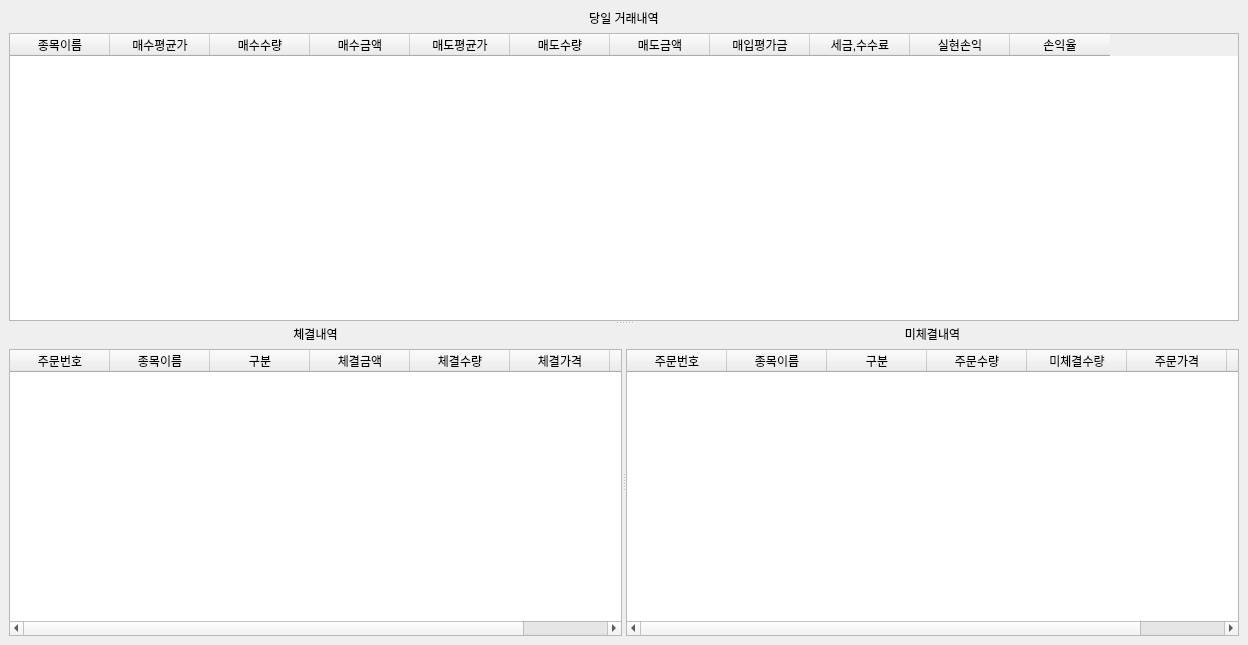
This is GUI/trade_log_win.ui in Fvesta/autotrading2 as Qt 5 draws it before an edit. The edited form follows.
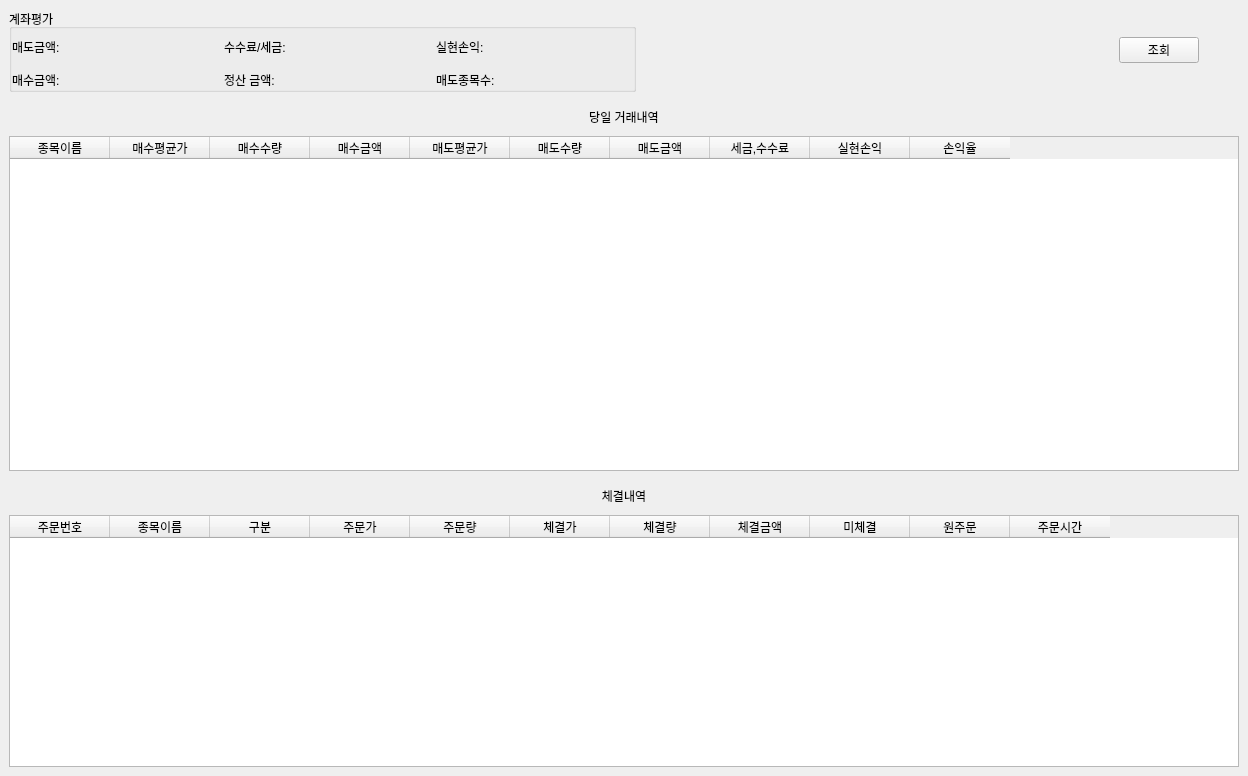
This is the edited form.

Commit message: Add today trade log win

The edit to the form file:
```diff
--- a/GUI/trade_log_win.ui
+++ b/GUI/trade_log_win.ui
@@ -7,21 +7,119 @@
     <x>0</x>
     <y>0</y>
     <width>1248</width>
-    <height>645</height>
+    <height>776</height>
    </rect>
   </property>
   <property name="windowTitle">
    <string>MainWindow</string>
   </property>
   <widget class="QWidget" name="centralwidget">
-   <layout class="QVBoxLayout" name="verticalLayout_4">
+   <layout class="QVBoxLayout" name="verticalLayout_3" stretch="1,4,3">
+    <property name="spacing">
+     <number>6</number>
+    </property>
     <item>
-     <widget class="QSplitter" name="splitter_2">
-      <property name="orientation">
-       <enum>Qt::Vertical</enum>
-      </property>
-      <widget class="QWidget" name="layoutWidget">
+     <widget class="QWidget" name="widget" native="true">
+      <layout class="QHBoxLayout" name="horizontalLayout" stretch="4,3,0">
+       <property name="leftMargin">
+        <number>0</number>
+       </property>
+       <property name="topMargin">
+        <number>0</number>
+       </property>
+       <property name="rightMargin">
+        <number>40</number>
+       </property>
+       <property name="bottomMargin">
+        <number>10</number>
+       </property>
+       <item>
+        <widget class="QGroupBox" name="groupBox">
+         <property name="title">
+          <string>계좌평가</string>
+         </property>
+         <layout class="QGridLayout" name="gridLayout">
+          <property name="leftMargin">
+           <number>0</number>
+          </property>
+          <property name="topMargin">
+           <number>8</number>
+          </property>
+          <property name="rightMargin">
+           <number>0</number>
+          </property>
+          <property name="bottomMargin">
+           <number>0</number>
+          </property>
+          <property name="spacing">
+           <number>15</number>
+          </property>
+          <item row="0" column="0">
+           <widget class="QLabel" name="sell_label">
+            <property name="text">
+             <string>매도금액:</string>
+            </property>
+           </widget>
+          </item>
+          <item row="0" column="1">
+           <widget class="QLabel" name="tax_label">
+            <property name="text">
+             <string>수수료/세금:</string>
+            </property>
+           </widget>
+          </item>
+          <item row="1" column="0">
+           <widget class="QLabel" name="buy_label">
+            <property name="text">
+             <string>매수금액:</string>
+            </property>
+           </widget>
+          </item>
+          <item row="1" column="2">
+           <widget class="QLabel" name="count_label">
+            <property name="text">
+             <string>매도종목수:</string>
+            </property>
+           </widget>
+          </item>
+          <item row="1" column="1">
+           <widget class="QLabel" name="diff_label">
+            <property name="text">
+             <string>정산 금액:</string>
+            </property>
+           </widget>
+          </item>
+          <item row="0" column="2">
+           <widget class="QLabel" name="income_label">
+            <property name="text">
+             <string>실현손익:</string>
+            </property>
+           </widget>
+          </item>
+         </layout>
+        </widget>
+       </item>
+       <item>
+        <widget class="QWidget" name="widget_2" native="true"/>
+       </item>
+       <item>
+        <widget class="QPushButton" name="lookup_btn">
+         <property name="text">
+          <string>조회</string>
+         </property>
+        </widget>
+       </item>
+      </layout>
+     </widget>
+    </item>
+    <item>
        <layout class="QVBoxLayout" name="verticalLayout">
+      <property name="spacing">
+       <number>10</number>
+      </property>
+      <property name="bottomMargin">
+       <number>10</number>
+      </property>
         <item>
          <widget class="QLabel" name="label_3">
           <property name="text">
@@ -46,6 +144,9 @@
           <property name="selectionBehavior">
            <enum>QAbstractItemView::SelectRows</enum>
           </property>
+        <attribute name="verticalHeaderVisible">
+         <bool>false</bool>
+        </attribute>
           <column>
            <property name="text">
             <string>종목이름</string>
@@ -81,11 +182,6 @@
             <string>매도금액</string>
            </property>
           </column>
-          <column>
-           <property name="text">
-            <string>매입평가금</string>
-           </property>
-          </column>
           <column>
            <property name="text">
             <string>세금,수수료</string>
@@ -104,13 +200,12 @@
          </widget>
         </item>
        </layout>
-      </widget>
-      <widget class="QSplitter" name="splitter">
-       <property name="orientation">
-        <enum>Qt::Horizontal</enum>
-       </property>
-       <widget class="QWidget" name="layoutWidget">
+    </item>
+    <item>
         <layout class="QVBoxLayout" name="verticalLayout_2">
+      <property name="spacing">
+       <number>10</number>
+      </property>
          <item>
           <widget class="QLabel" name="label">
            <property name="text">
@@ -150,6 +245,26 @@
              <string>구분</string>
             </property>
            </column>
+        <column>
+         <property name="text">
+          <string>주문가</string>
+         </property>
+        </column>
+        <column>
+         <property name="text">
+          <string>주문량</string>
+         </property>
+        </column>
+        <column>
+         <property name="text">
+          <string>체결가</string>
+         </property>
+        </column>
+        <column>
+         <property name="text">
+          <string>체결량</string>
+         </property>
+        </column>
            <column>
             <property name="text">
              <string>체결금액</string>
@@ -157,80 +272,12 @@
            </column>
            <column>
             <property name="text">
-             <string>체결수량</string>
+          <string>미체결</string>
             </property>
            </column>
            <column>
             <property name="text">
-             <string>체결가격</string>
-            </property>
-           </column>
-           <column>
-            <property name="text">
-             <string>체결시간</string>
-            </property>
-           </column>
-          </widget>
-         </item>
-        </layout>
-       </widget>
-       <widget class="QWidget" name="layoutWidget">
-        <layout class="QVBoxLayout" name="verticalLayout_3">
-         <item>
-          <widget class="QLabel" name="label_2">
-           <property name="text">
-            <string>미체결내역</string>
-           </property>
-           <property name="alignment">
-            <set>Qt::AlignCenter</set>
-           </property>
-          </widget>
-         </item>
-         <item>
-          <widget class="QTableWidget" name="not_completed_table">
-           <property name="editTriggers">
-            <set>QAbstractItemView::NoEditTriggers</set>
-           </property>
-           <property name="alternatingRowColors">
-            <bool>true</bool>
-           </property>
-           <property name="selectionMode">
-            <enum>QAbstractItemView::NoSelection</enum>
-           </property>
-           <attribute name="horizontalHeaderVisible">
-            <bool>true</bool>
-           </attribute>
-           <attribute name="verticalHeaderVisible">
-            <bool>true</bool>
-           </attribute>
-           <column>
-            <property name="text">
-             <string>주문번호</string>
-            </property>
-           </column>
-           <column>
-            <property name="text">
-             <string>종목이름</string>
-            </property>
-           </column>
-           <column>
-            <property name="text">
-             <string>구분</string>
-            </property>
-           </column>
-           <column>
-            <property name="text">
-             <string>주문수량</string>
-            </property>
-           </column>
-           <column>
-            <property name="text">
-             <string>미체결수량</string>
-            </property>
-           </column>
-           <column>
-            <property name="text">
-             <string>주문가격</string>
+          <string>원주문</string>
             </property>
            </column>
            <column>
@@ -241,9 +288,6 @@
           </widget>
          </item>
         </layout>
-       </widget>
-      </widget>
-     </widget>
     </item>
    </layout>
   </widget>
```
Lines whose indentation alone changed are shown as unchanged. The commit also changes 6 other files.
